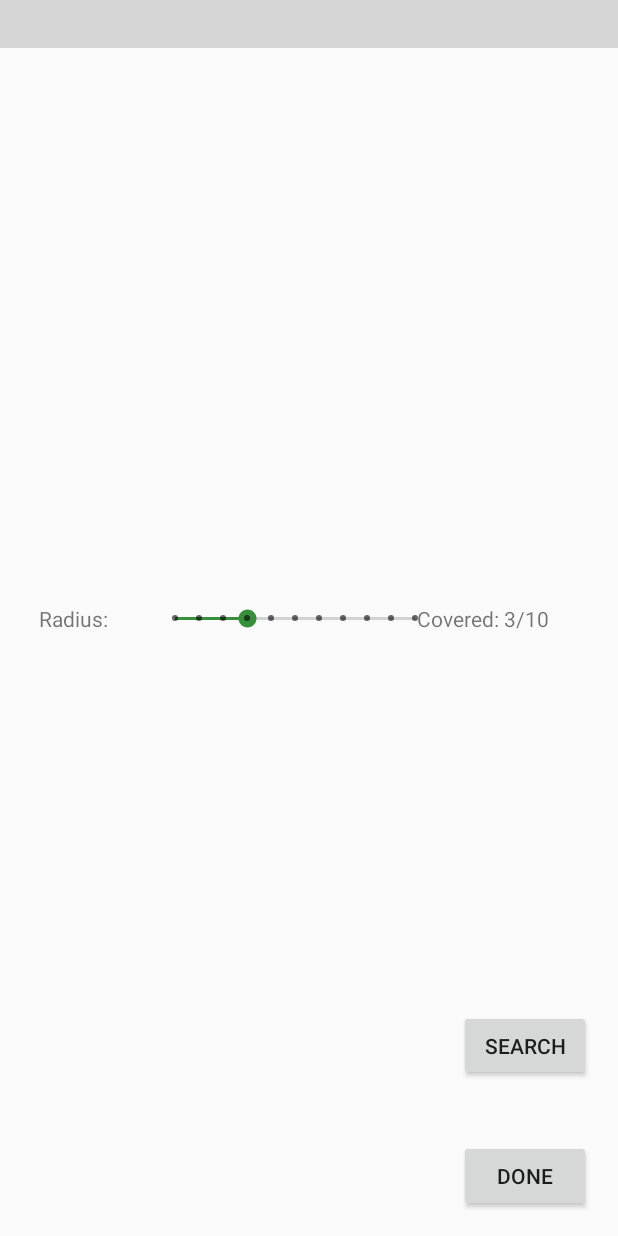
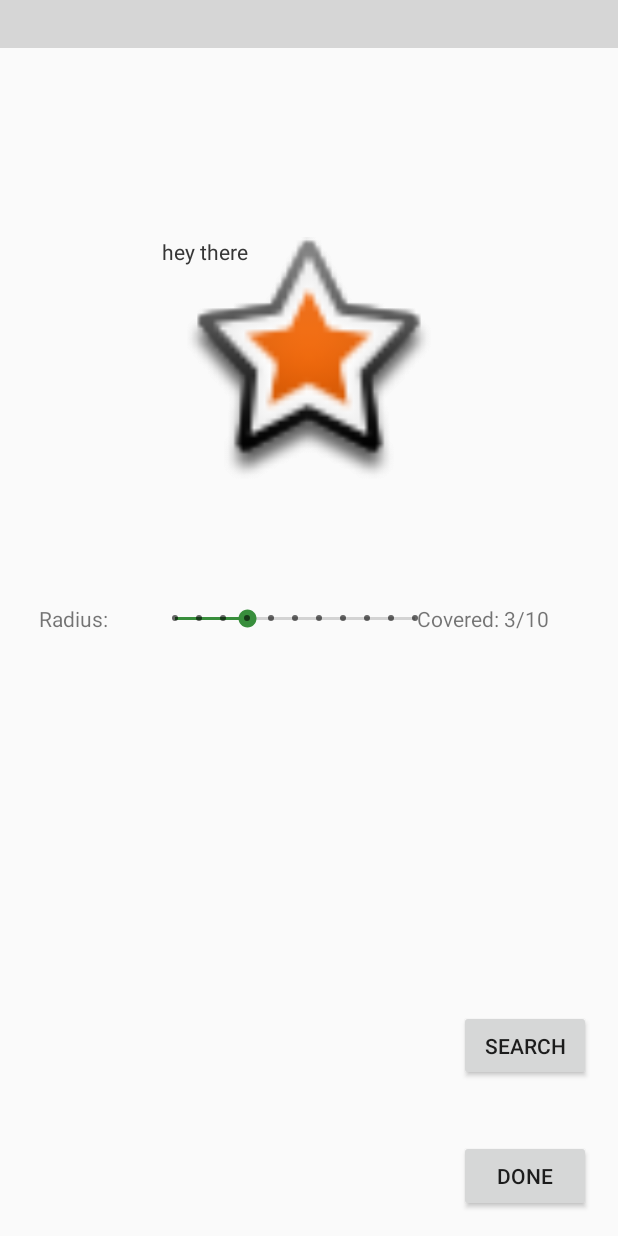
Before and after one commit to RandomAdventure/RandomAdv, an Android app: the screen it shows after launch (SelectionActivity), on a phone screen of 412 x 824 dp. Run offline under Robolectric (Android 15) with nearby library versions, the phone set to English and light mode, and no system bars; plain views replace BubbleSeekBar; grey boxes are pictures that could not be loaded.

Commit message:
Added Fragment

```diff
--- a/app/build.gradle
+++ b/app/build.gradle
@@ -22,6 +22,7 @@ dependencies {
     implementation fileTree(dir: 'libs', include: ['*.jar'])
     implementation 'com.android.support:appcompat-v7:28.0.0-alpha3'
     implementation 'com.android.support.constraint:constraint-layout:1.1.2'
+    implementation 'com.android.support:support-v4:28.0.0-alpha3'
     testImplementation 'junit:junit:4.12'
     androidTestImplementation 'com.android.support.test:runner:1.0.2'
     androidTestImplementation 'com.android.support.test.espresso:espresso-core:3.0.2'
--- /dev/null
+++ b/app/src/main/java/com/example/suhirtha/randomadventure/AccordionFragment.java
@@ -0,0 +1,60 @@
+package com.example.suhirtha.randomadventure;
+
+import android.net.Uri;
+import android.os.Bundle;
+import android.support.v4.app.Fragment;
+import android.view.LayoutInflater;
+import android.view.View;
+import android.view.ViewGroup;
+
+
+/**
+ * A simple {@link Fragment} subclass.
+ * Activities that contain this fragment must implement the
+ * {@link AccordionFragment.OnFragmentInteractionListener} interface
+ * to handle interaction events.
+ */
+public class AccordionFragment extends Fragment {
+
+    private OnFragmentInteractionListener mListener;
+
+    public AccordionFragment() {
+        // Required empty public constructor
+    }
+
+
+    @Override
+    public View onCreateView(LayoutInflater inflater, ViewGroup container,
+                             Bundle savedInstanceState) {
+        // Inflate the layout for this fragment
+        return inflater.inflate(R.layout.fragment_accordion, container, false);
+    }
+
+    // TODO: Rename method, update argument and hook method into UI event
+    public void onButtonPressed(Uri uri) {
+        if (mListener != null) {
+            mListener.onFragmentInteraction(uri);
+        }
+    }
+
+    @Override
+    public void onDetach() {
+        super.onDetach();
+        mListener = null;
+    }
+
+    /**
+     * This interface must be implemented by activities that contain this
+     * fragment to allow an interaction in this fragment to be communicated
+     * to the activity and potentially other fragments contained in that
+     * activity.
+     * <p>
+     * See the Android Training lesson <a href=
+     * "http://developer.android.com/training/basics/fragments/communicating.html"
+     * >Communicating with Other Fragments</a> for more information.
+     */
+    public interface OnFragmentInteractionListener {
+        // TODO: Update argument type and name
+        void onFragmentInteraction(Uri uri);
+    }
+}
--- a/app/src/main/res/layout/activity_selection.xml
+++ b/app/src/main/res/layout/activity_selection.xml
@@ -36,6 +36,7 @@
         app:layout_constraintVertical_bias="1.0" />
 
     <com.xw.repo.BubbleSeekBar
+        android:id="@+id/saRadiusSeekBar"
         android:layout_width="match_parent"
         android:layout_height="wrap_content"
         app:bsb_bubble_color="@color/colorAccent"
@@ -103,4 +104,19 @@
         app:layout_constraintStart_toStartOf="parent"
         app:layout_constraintTop_toTopOf="parent" />
 
+    <fragment
+        android:id="@+id/saPlaceholderFragment"
+        android:name="com.example.suhirtha.randomadventure.AccordionFragment"
+        android:layout_width="wrap_content"
+        android:layout_height="wrap_content"
+        android:layout_marginBottom="8dp"
+        android:layout_marginEnd="8dp"
+        android:layout_marginStart="8dp"
+        android:layout_marginTop="8dp"
+        app:layout_constraintBottom_toBottomOf="parent"
+        app:layout_constraintEnd_toEndOf="parent"
+        app:layout_constraintStart_toStartOf="parent"
+        app:layout_constraintTop_toTopOf="parent"
+        app:layout_constraintVertical_bias="0.234" />
+
 </android.support.constraint.ConstraintLayout>
--- /dev/null
+++ b/app/src/main/res/layout/fragment_accordion.xml
@@ -0,0 +1,22 @@
+<?xml version="1.0" encoding="utf-8"?>
+<FrameLayout xmlns:android="http://schemas.android.com/apk/res/android"
+    xmlns:app="http://schemas.android.com/apk/res-auto"
+    xmlns:tools="http://schemas.android.com/tools"
+    android:id="@+id/afFrame"
+    android:layout_width="match_parent"
+    android:layout_height="match_parent"
+    tools:context=".AccordionFragment">
+
+    <!-- TODO: Update blank fragment layout -->
+    <TextView
+        android:layout_width="match_parent"
+        android:layout_height="match_parent"
+        android:text="hey there" />
+
+    <ImageView
+        android:id="@+id/imageView"
+        android:layout_width="196dp"
+        android:layout_height="167dp"
+        android:src="@android:drawable/star_big_on" />
+
+</FrameLayout>
--- a/app/src/main/res/values/strings.xml
+++ b/app/src/main/res/values/strings.xml
@@ -1,3 +1,6 @@
 <resources>
     <string name="app_name">RandomAdventure</string>
+
+    <!-- TODO: Remove or change this placeholder text -->
+    <string name="hello_blank_fragment">Hello blank fragment</string>
 </resources>
```
